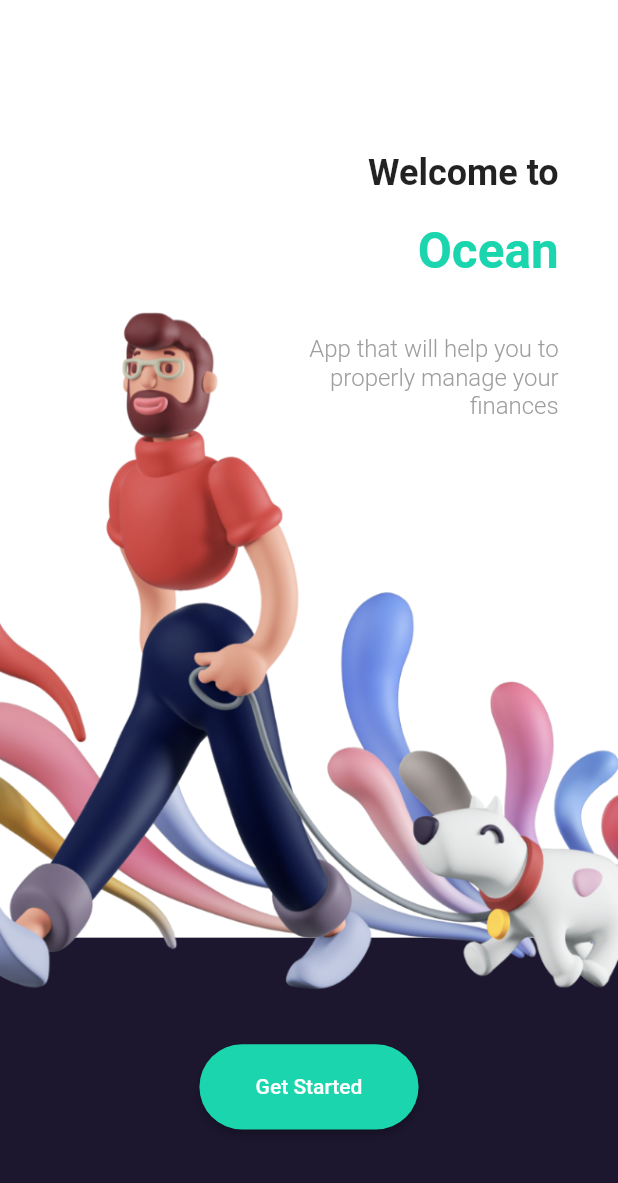
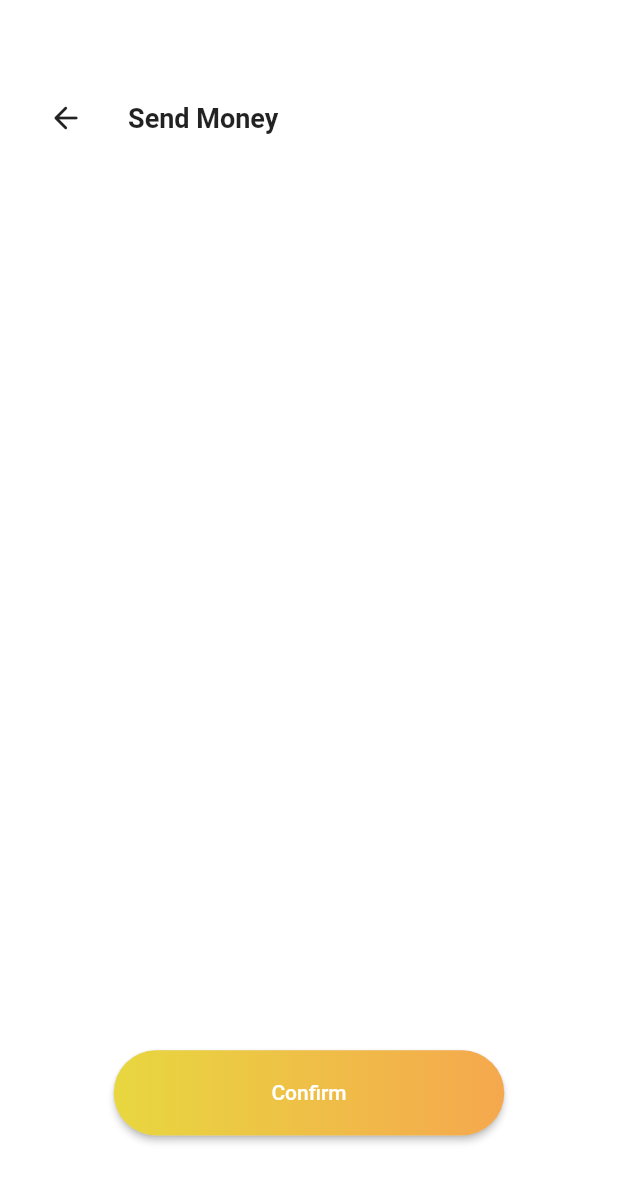
Before and after one commit to isnihal/Ocean-Bank, a Flutter app: the screen it shows after launch, on a phone screen of 412 x 824 dp. Shown: the top 1183 px of the screen. Run offline on Flutter 3.47's test engine with Material 2 defaults, Android fonts, the phone set to English and light mode, and no system bars; our stand-ins replace flutter_screenutil.

Commit message:
Send money 30%

```diff
--- a/lib/main.dart
+++ b/lib/main.dart
@@ -1,5 +1,6 @@
 import 'package:flutter/material.dart';
 import 'package:ocean_bank/screens/intro_page.dart';
+import 'package:ocean_bank/screens/send_money.dart';
 
 void main() {
   runApp(MyApp());
@@ -12,6 +13,7 @@ class MyApp extends StatelessWidget {
     return MaterialApp(
       title: 'Ocean',
       theme: ThemeData(
+        backgroundColor: Colors.white,
         // This is the theme of your application.
         //
         // Try running your application with "flutter run". You'll see the
@@ -27,7 +29,7 @@ class MyApp extends StatelessWidget {
         // closer together (more dense) than on mobile platforms.
         visualDensity: VisualDensity.adaptivePlatformDensity,
       ),
-      home: IntroPage(),
+      home: SendMoney(),
     );
   }
 }
--- /dev/null
+++ b/lib/screens/send_money.dart
@@ -0,0 +1,68 @@
+import 'package:flutter/material.dart';
+import 'package:flutter_screenutil/flutter_screenutil.dart';
+
+class SendMoney extends StatefulWidget {
+  @override
+  _SendMoneyState createState() => _SendMoneyState();
+}
+
+class _SendMoneyState extends State<SendMoney> {
+  @override
+  Widget build(BuildContext context) {
+
+    ScreenUtil.init(context, designSize: Size(375, 812), allowFontScaling: true);
+
+    return Scaffold(
+      backgroundColor: Theme.of(context).backgroundColor,
+      body: Column(
+        children: [
+          Container(
+            margin: EdgeInsets.only(
+              top: ScreenUtil().setHeight(54),
+              left: ScreenUtil().setWidth(18)
+            ),
+            child: Row(
+              children: [
+                IconButton(
+                  icon: Icon(Icons.arrow_back_rounded),
+                  onPressed: (){
+
+                  },
+                ),
+                SizedBox(width: ScreenUtil().setWidth(16),),
+                Text("Send Money",style: TextStyle(color: Colors.black87,fontWeight: FontWeight.w600,fontSize: 18),)
+              ],
+            ),
+            width: double.infinity,
+          ),
+          Expanded(child: Container()),
+          RaisedButton(
+            padding: const EdgeInsets.all(0.0),
+            shape: RoundedRectangleBorder(borderRadius: BorderRadius.circular(60)),
+            onPressed: (){
+              setState(() {
+
+              });
+            },
+            child: Container(
+              width: ScreenUtil().setWidth(237),
+              height: ScreenUtil().setHeight(56),
+              padding: const EdgeInsets.fromLTRB(20, 10, 20, 10),
+              decoration: BoxDecoration(
+                borderRadius: BorderRadius.circular(60),
+                gradient: LinearGradient(
+                  colors: <Color>[
+                    Color(0xFFE8D73F),
+                    Color(0xFFF5A84E),
+                  ],
+                ),
+              ),
+              child: Center(child: Text("Confirm",style: TextStyle(color: Colors.white),)),
+            ),
+          ),
+          SizedBox(height: ScreenUtil().setHeight(66),)
+        ],
+      ),
+    );
+  }
+}
```
